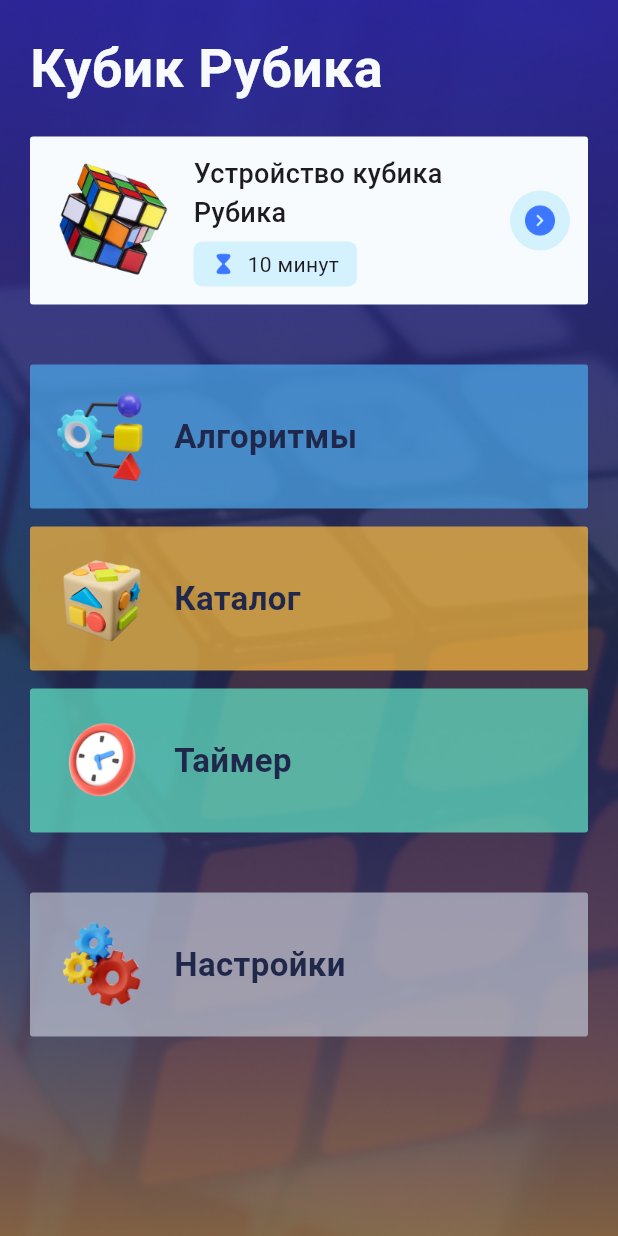
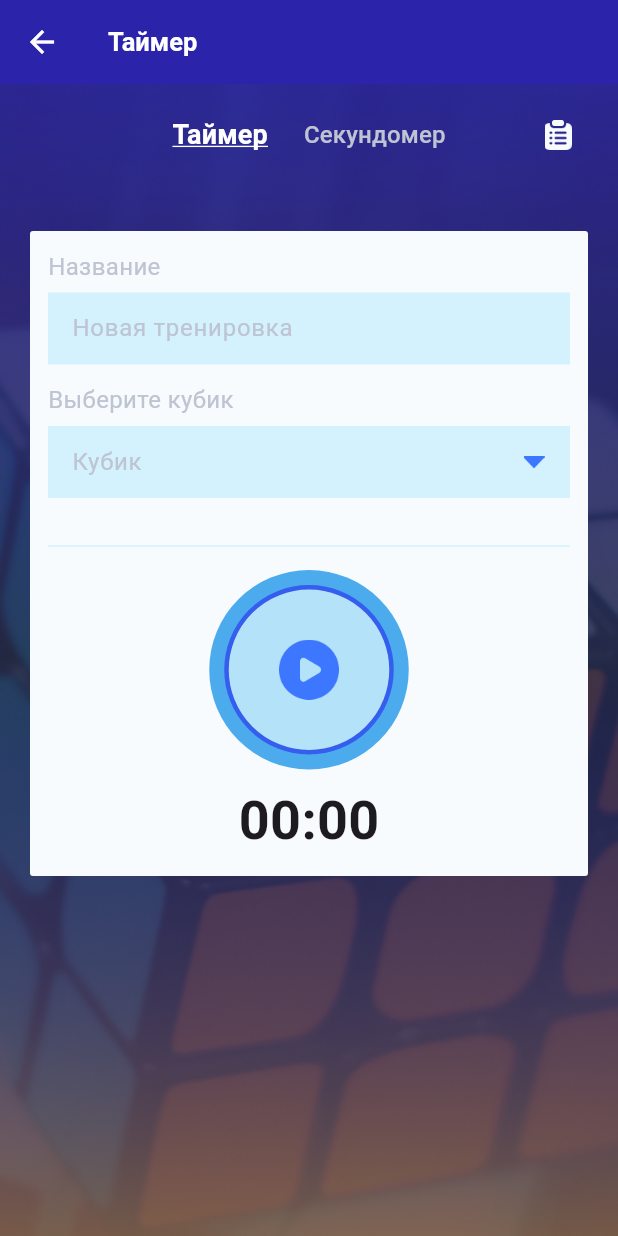
Before and after one commit to Mishal12g/kubikrubik, a Flutter app: the MainPage screen opened by its route, after a tap on "Таймер", on a phone screen of 412 x 824 dp. Run offline on Flutter 3.47's test engine with Material 3 defaults, Android fonts, the phone set to English and light mode, and no system bars; our stand-ins replace get, hive, hive_flutter; missing offline and left inert: flutter_page_view_indicator; accounts and stored records are empty.

Commit message:
feat: add timer

```diff
--- a/lib/main.dart
+++ b/lib/main.dart
@@ -11,6 +11,7 @@ import 'package:kubikrubik/ui/junior_page/junior_details_page.dart';
 import 'package:kubikrubik/ui/junior_page/junior_page.dart';
 import 'package:kubikrubik/ui/main_page/main_page.dart';
 import 'package:kubikrubik/ui/onboarding/onboarding_screen.dart';
+import 'package:kubikrubik/ui/timer_page/timer_page.dart';
 
 Future<void> main(List<String> args) async {
   await Hive.initFlutter();
@@ -48,6 +49,7 @@ class MyApp extends StatelessWidget {
         "/algorithms_detail_page": (context) => const AlgorithmsDetailPage(),
         "/catalog_page": (context) => const CatalogPage(),
         "/catalog_form_page": (context) => const CatalogFormPage(),
+        "/timer_page": (context) => const TimerPage(),
       },
     );
   }
--- a/lib/resources/app_images.dart
+++ b/lib/resources/app_images.dart
@@ -34,4 +34,7 @@ class AppImages {
   static const String video3 = 'images/video3.png';
   static const String popUpOpen = 'images/pupUpOpen.png';
   static const String edit = 'images/edit.png';
+  static const String stopTwo = 'images/stopTwo.png';
+  static const String playTwo = 'images/playTwo.png';
+  static const String record = 'images/record.png';
 }
--- a/lib/ui/catalog_page/catalog_form_page.dart
+++ b/lib/ui/catalog_page/catalog_form_page.dart
@@ -11,6 +11,7 @@ import 'package:kubikrubik/ui/components/background_image_widget.dart';
 import 'package:kubikrubik/ui/components/button_widget.dart';
 import 'package:kubikrubik/ui/components/container_widget.dart';
 import 'package:kubikrubik/ui/components/form_text_field_widget.dart';
+import 'package:kubikrubik/ui/timer_page/timer_page_controller.dart';
 
 class CatalogFormPage extends StatelessWidget {
   const CatalogFormPage({super.key});
@@ -65,6 +66,7 @@ class CatalogFormPage extends StatelessWidget {
                       ),
                       const SizedBox(height: 12),
                       FormTextFieldWidget(
+                        readOnly: true,
                         formatterText: FilteringTextInputFormatter.digitsOnly,
                         controller: sizeController,
                         text: "Размер",
@@ -96,6 +98,7 @@ class CatalogFormPage extends StatelessWidget {
                     if (nameController.text.isNotEmpty &&
                         sizeController.text.isNotEmpty) {
                       c.addCatalog(catalog);
+                      Get.find<TimerPageController>().loadCatalogs();
                       Get.back();
                     }
                   },
--- a/lib/ui/catalog_page/catalog_page.dart
+++ b/lib/ui/catalog_page/catalog_page.dart
@@ -11,14 +11,16 @@ import 'package:kubikrubik/ui/catalog_page/catalog_page_controller.dart';
 import 'package:kubikrubik/ui/components/background_image_widget.dart';
 import 'package:kubikrubik/ui/components/button_widget.dart';
 import 'package:kubikrubik/ui/components/container_widget.dart';
+import 'package:kubikrubik/ui/timer_page/timer_page_controller.dart';
 
 class CatalogPage extends StatelessWidget {
   const CatalogPage({super.key});
 
   @override
   Widget build(BuildContext context) {
-    CatalogPageController c = Get.put(CatalogPageController());
-
+    Get.lazyPut(() => CatalogPageController());
+    Get.lazyPut(() => TimerPageController());
+    CatalogPageController c = Get.find<CatalogPageController>();
     return Scaffold(
       backgroundColor: ColorsApp.backgroundColor,
       appBar: AppBar(
@@ -135,6 +137,8 @@ class CatalogPage extends StatelessWidget {
                   ),
                   onTap: () {
                     Get.find<CatalogPageController>().deleteCatalog(index);
+                    Get.find<TimerPageController>().loadCatalogs();
+
                     Get.back();
                   },
                 ),
@@ -178,7 +182,8 @@ class CatalogPage extends StatelessWidget {
                             ),
                             onPressed: () {},
                           ),
-                            onTap: () {}),
+                          onTap: () {},
+                        ),
                       ),
                       const SizedBox(height: 5),
                       const Divider(
--- a/lib/ui/components/form_text_field_widget.dart
+++ b/lib/ui/components/form_text_field_widget.dart
@@ -10,6 +10,7 @@ class FormTextFieldWidget extends StatelessWidget {
   final TextEditingController? controller;
   final TextInputType? textInputType;
   final TextInputFormatter? formatterText;
+  final bool? readOnly;
 
   const FormTextFieldWidget({
     super.key,
@@ -20,6 +21,7 @@ class FormTextFieldWidget extends StatelessWidget {
     this.controller,
     this.textInputType,
     this.formatterText,
+    this.readOnly,
   });
 
   @override
@@ -39,6 +41,8 @@ class FormTextFieldWidget extends StatelessWidget {
           decoration: const BoxDecoration(color: ColorsApp.blueButton),
           height: height,
           child: TextField(
+            style: const TextStyle(
+                fontSize: 16.0, height: 1.0, color: Colors.black),
             keyboardType: textInputType,
             inputFormatters: formatterText != null
                 ? [
@@ -53,6 +57,7 @@ class FormTextFieldWidget extends StatelessWidget {
                   ]
                 : [],
             controller: controller,
+            readOnly: readOnly ?? false,
             maxLines: null,
             decoration: InputDecoration(
               hintText: hintText,
--- /dev/null
+++ b/lib/ui/components/timer_button_widget.dart
@@ -0,0 +1,43 @@
+import 'package:flutter/material.dart';
+import 'package:kubikrubik/resources/resources.dart';
+
+class TimerButtonWidget extends StatelessWidget {
+  final Function action;
+  final bool isPlay;
+  const TimerButtonWidget({
+    super.key,
+    required this.isPlay,
+    required this.action,
+  });
+
+  @override
+  Widget build(BuildContext context) {
+    return IconButton(
+      onPressed: () => action(),
+      icon: Container(
+        width: 133,
+        height: 133,
+        padding: const EdgeInsets.all(10),
+        decoration: BoxDecoration(
+          borderRadius: BorderRadius.circular(100),
+          color: const Color.fromRGBO(76, 171, 237, 1),
+        ),
+        child: Container(
+          decoration: BoxDecoration(
+            border: Border.all(
+              width: 3,
+              color: const Color.fromRGBO(53, 94, 238, 1),
+            ),
+            borderRadius: BorderRadius.circular(100),
+            color: const Color.fromARGB(217, 198, 236, 250),
+          ),
+          child: Center(
+            child: Image(
+                image: AssetImage(
+                    !isPlay ? AppImages.playTwo : AppImages.stopTwo)),
+          ),
+        ),
+      ),
+    );
+  }
+}
--- a/lib/ui/main_page/main_page.dart
+++ b/lib/ui/main_page/main_page.dart
@@ -60,7 +60,9 @@ class MainPage extends StatelessWidget {
                         title: 'Таймер',
                         color: ColorsApp.greenTile,
                         image: AppImages.timer,
-                        onTap: () {},
+                        onTap: () {
+                          Get.toNamed("/timer_page");
+                        },
                       ),
                       const SizedBox(height: 40),
                       TileWidget(
--- /dev/null
+++ b/lib/ui/timer_page/timer_page.dart
@@ -0,0 +1,170 @@
+import 'package:flutter/material.dart';
+import 'package:get/get_core/src/get_main.dart';
+import 'package:get/get_instance/get_instance.dart';
+import 'package:get/get_state_manager/get_state_manager.dart';
+import 'package:kubikrubik/models/catalog.dart';
+import 'package:kubikrubik/resources/colors_app.dart';
+import 'package:kubikrubik/resources/resources.dart';
+import 'package:kubikrubik/ui/components/background_image_widget.dart';
+import 'package:kubikrubik/ui/components/container_widget.dart';
+import 'package:kubikrubik/ui/components/form_text_field_widget.dart';
+import 'package:kubikrubik/ui/components/timer_button_widget.dart';
+import 'package:kubikrubik/ui/timer_page/timer_page_controller.dart';
+
+class TimerPage extends StatelessWidget {
+  const TimerPage({super.key});
+
+  @override
+  Widget build(BuildContext context) {
+    final TextEditingController selectTextFieldController =
+        TextEditingController();
+    final TextEditingController nameTextFieldController =
+        TextEditingController();
+    Get.lazyPut(() => TimerPageController());
+
+    return Scaffold(
+      appBar: AppBar(
+        title: const Text("Таймер"),
+      ),
+      backgroundColor: ColorsApp.backgroundColor,
+      body: Stack(
+        children: [
+          const BackgroundImageWidget(),
+          Positioned(
+            child: Padding(
+              padding: const EdgeInsets.symmetric(horizontal: 20),
+              child: ListView(
+                children: [
+                  const SizedBox(height: 10),
+                  Row(
+                    children: [
+                      const SizedBox(width: 40),
+                      const Spacer(),
+                      TextButton(
+                        child: const Text(
+                          "Таймер",
+                          style: TextStyle(
+                            decoration: TextDecoration.underline,
+                            decorationColor: Colors.white,
+                            fontWeight: FontWeight.bold,
+                            color: Colors.white,
+                            fontSize: 18,
+                          ),
+                        ),
+                        onPressed: () {},
+                      ),
+                      TextButton(
+                        child: const Text(
+                          "Секундомер",
+                          style: TextStyle(
+                            color: ColorsApp.grey,
+                            fontSize: 16,
+                          ),
+                        ),
+                        onPressed: () {},
+                      ),
+                      const Spacer(),
+                      SizedBox(
+                        width: 40,
+                        height: 40,
+                        child: IconButton(
+                          onPressed: () {},
+                          icon: const Image(
+                            image: AssetImage(AppImages.record),
+                          ),
+                        ),
+                      ),
+                    ],
+                  ),
+                  const SizedBox(height: 40),
+                  ContainerWidget(
+                    widget: Column(
+                      children: [
+                        FormTextFieldWidget(
+                          controller: nameTextFieldController,
+                          text: "Название",
+                          hintText: "Новая тренировка",
+                        ),
+                        const SizedBox(height: 12),
+                        FormTextFieldWidget(
+                          readOnly: true,
+                          controller: selectTextFieldController,
+                          text: "Выберите кубик",
+                          hintText: "Кубик",
+                          widget: _PopUpSize(selectTextFieldController),
+                        ),
+                        const SizedBox(height: 24),
+                        const Divider(
+                          color: ColorsApp.blueButton,
+                        ),
+                        const MyTimerWidget(),
+                      ],
+                    ),
+                  ),
+                ],
+              ),
+            ),
+          ),
+        ],
+      ),
+    );
+  }
+}
+
+class _PopUpSize extends StatelessWidget {
+  final TextEditingController sizeController;
+  const _PopUpSize(this.sizeController);
+
+  @override
+  Widget build(BuildContext context) {
+    TimerPageController c = Get.find<TimerPageController>();
+
+    return PopupMenuButton<String>(
+      icon: const Image(
+        image: AssetImage(AppImages.popUpClose),
+      ),
+      itemBuilder: (BuildContext context) {
+        return c.catalogs.map((Catalog item) {
+          return PopupMenuItem<String>(
+            value: item.name,
+            child: Text(item.name),
+          );
+        }).toList();
+      },
+      onSelected: (String selectedValue) {
+        sizeController.text = selectedValue;
+      },
+    );
+  }
+}
+
+class MyTimerWidget extends StatelessWidget {
+  const MyTimerWidget({super.key});
+
+  @override
+  Widget build(BuildContext context) {
+    TimerPageController c = Get.find<TimerPageController>();
+    return GetBuilder<TimerPageController>(
+      builder: (_) => Column(
+        children: [
+          TimerButtonWidget(
+            isPlay: c.isPlay,
+            action: () {
+              c.isPlay = !c.isPlay;
+              c.isPlay ? c.startTimer() : c.stopTimer();
+            },
+          ),
+          Center(
+            child: Text(
+              c.timeResult,
+              style: const TextStyle(
+                fontSize: 36,
+                fontWeight: FontWeight.bold,
+              ),
+            ),
+          ),
+        ],
+      ),
+    );
+  }
+}
--- /dev/null
+++ b/lib/ui/timer_page/timer_page_controller.dart
@@ -0,0 +1,63 @@
+import 'dart:async';
+import 'package:get/get_state_manager/get_state_manager.dart';
+import 'package:kubikrubik/models/catalog.dart';
+import 'package:kubikrubik/services/catalogs_services.dart';
+
+class TimerPageController extends GetxController {
+  final CatalogService _catalogService = CatalogService();
+  late Timer _timer;
+
+  List<Catalog> _catalogs = [];
+
+  String _timeResult = "00:00";
+  bool isPlay = false;
+  bool timerIsActive = false;
+
+  String get timeResult => _timeResult;
+  List<Catalog> get catalogs => _catalogs;
+
+  TimerPageController() {
+    loadCatalogs();
+  }
+
+  loadCatalogs() {
+    _catalogService.load();
+    _catalogs = _catalogService.catalogs;
+  }
+
+  String _formatDuration(int seconds) {
+    int hours = seconds ~/ 3600;
+    int minutes = (seconds ~/ 60) % 60;
+    int remainingSeconds = seconds % 60;
+
+    if (hours > 0) {
+      return '${hours.toString().padLeft(2, '0')}:${minutes.toString().padLeft(2, '0')}:${remainingSeconds.toString().padLeft(2, '0')}';
+    } else {
+      return '${minutes.toString().padLeft(2, '0')}:${remainingSeconds.toString().padLeft(2, '0')}';
+    }
+  }
+
+  void startTimer() {
+    if (!timerIsActive) {
+      _timeResult = "00:00";
+      update();
+
+      timerIsActive = !timerIsActive;
+      _timer = Timer.periodic(
+        const Duration(seconds: 1),
+        (timer) {
+          _timeResult = _formatDuration(timer.tick);
+          update();
+        },
+      );
+    }
+  }
+
+  void stopTimer() {
+    if (timerIsActive) {
+      timerIsActive = !timerIsActive;
+      _timer.cancel();
+      update();
+    }
+  }
+}
```
Also changed, not shown: images/2.0x/playTwo.png (added), images/2.0x/record.png (added), images/2.0x/stopTwo.png (added), images/3.0x/playTwo.png (added), images/3.0x/record.png (added), images/3.0x/stopTwo.png (added), images/playTwo.png (added), images/record.png (added), images/stopTwo.png (added). Lines whose indentation alone changed are shown as unchanged.
